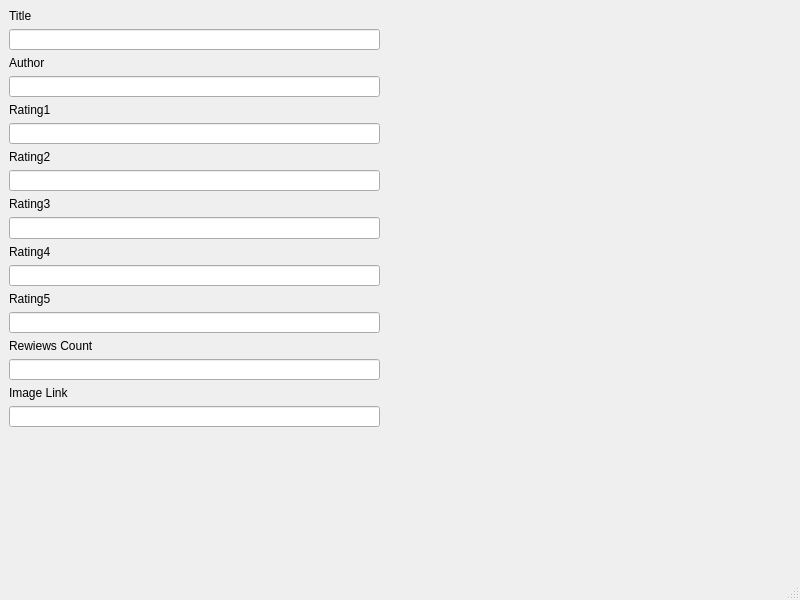
platohaDebil/BooksApp, file secwindow.ui: the form before one commit.
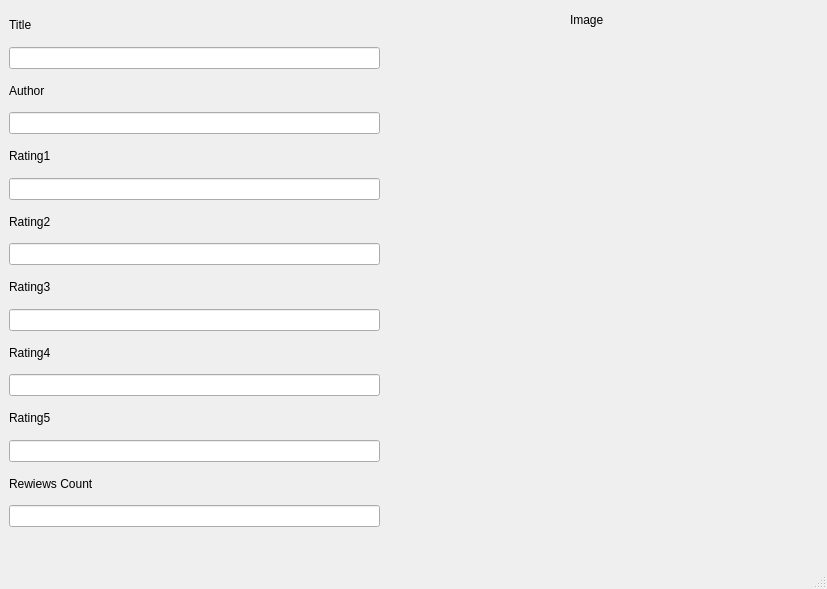
The form after the commit.

Commit message: display image in new window"

Patch:
```diff
--- a/secwindow.ui
+++ b/secwindow.ui
@@ -6,8 +6,8 @@
    <rect>
     <x>0</x>
     <y>0</y>
-    <width>800</width>
-    <height>600</height>
+    <width>827</width>
+    <height>589</height>
    </rect>
   </property>
   <property name="windowTitle">
@@ -20,7 +20,7 @@
       <x>9</x>
       <y>9</y>
       <width>371</width>
-      <height>418</height>
+      <height>518</height>
      </rect>
     </property>
     <layout class="QVBoxLayout" name="verticalLayout">
@@ -136,22 +136,40 @@
        </property>
       </widget>
      </item>
+    </layout>
+   </widget>
+   <widget class="QWidget" name="verticalLayoutWidget_2">
+    <property name="geometry">
+     <rect>
+      <x>410</x>
+      <y>40</y>
+      <width>401</width>
+      <height>491</height>
+     </rect>
+    </property>
+    <layout class="QVBoxLayout" name="verticalLayout_2">
      <item>
-      <widget class="QLabel" name="label_9">
+      <widget class="QLabel" name="coverLabel">
        <property name="text">
-        <string>Image Link</string>
-       </property>
-      </widget>
-     </item>
-     <item>
-      <widget class="QLineEdit" name="lineEdit">
-       <property name="readOnly">
-        <bool>true</bool>
+        <string/>
        </property>
       </widget>
      </item>
     </layout>
    </widget>
+   <widget class="QLabel" name="label_9">
+    <property name="geometry">
+     <rect>
+      <x>570</x>
+      <y>10</y>
+      <width>71</width>
+      <height>20</height>
+     </rect>
+    </property>
+    <property name="text">
+     <string>Image</string>
+    </property>
+   </widget>
   </widget>
   <widget class="QMenuBar" name="menubar">
    <property name="geometry">
```
Left out of the diff: 4 changed lines with no effect on the pictures. The commit also changes 13 other files.
